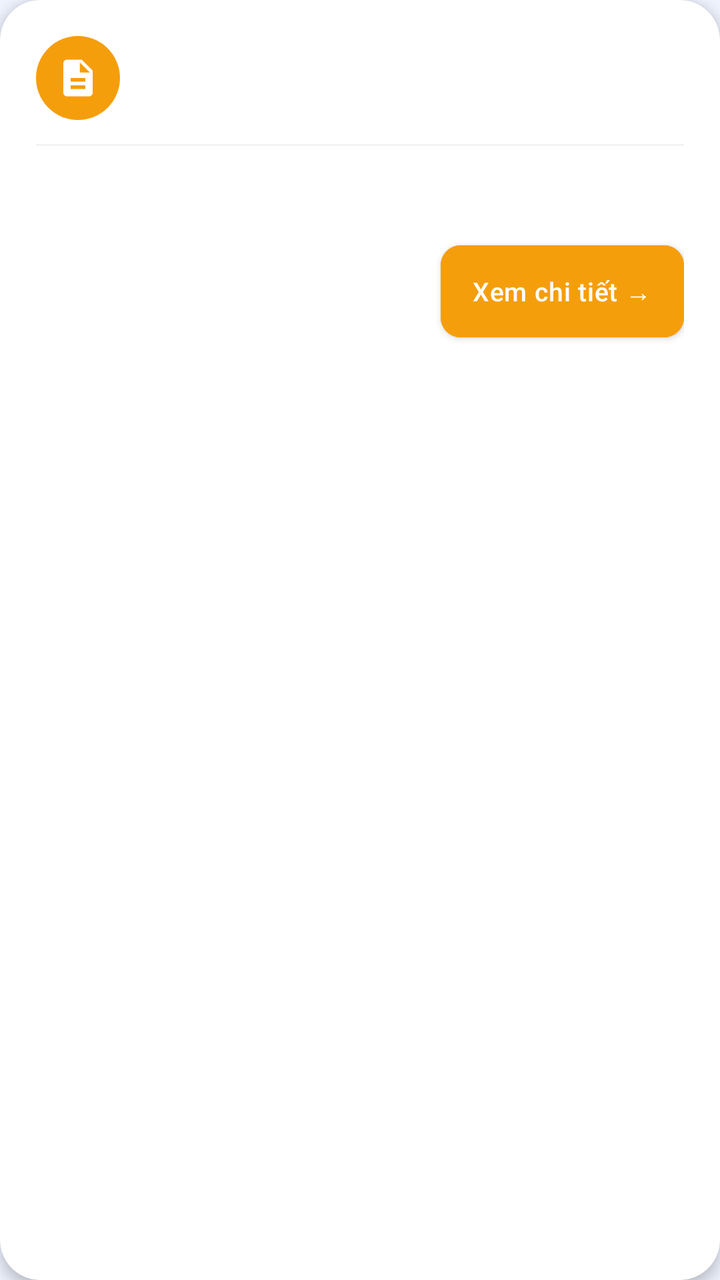
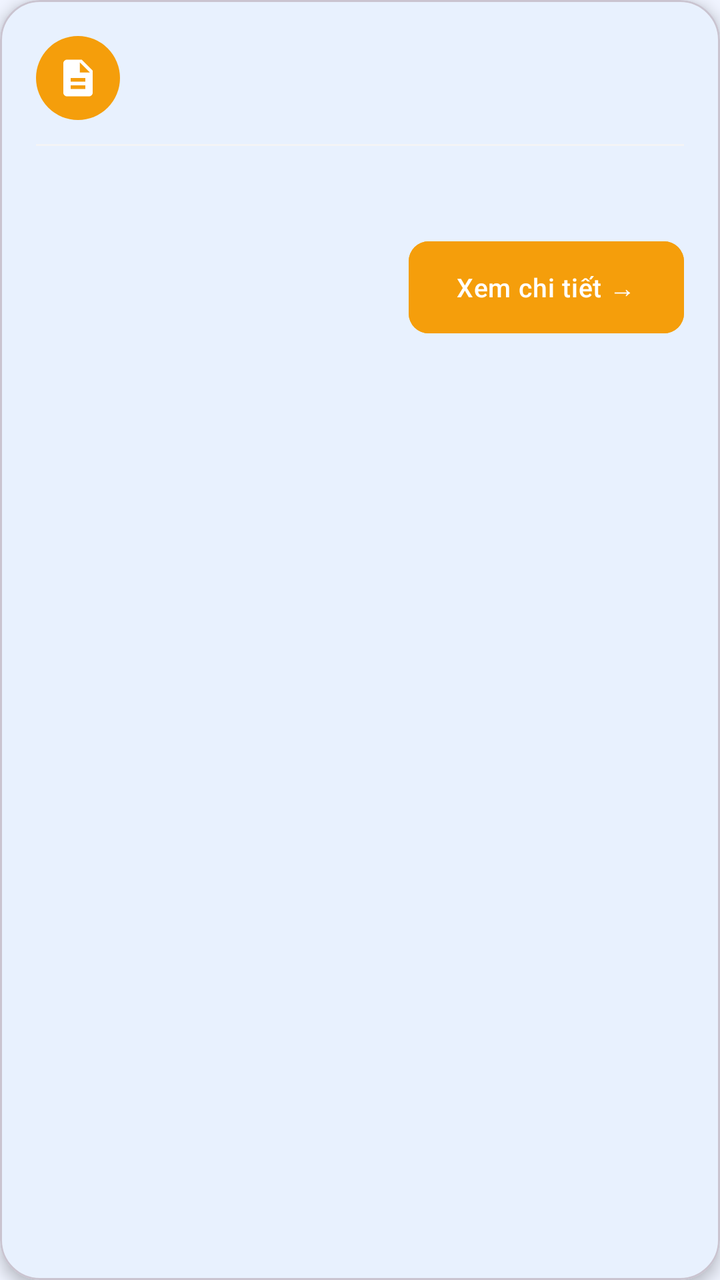

Screens rendered from an Android XML layout before and after an edit, with the pre-edit source and the edit as a unified diff.
<!-- AndroidManifest.xml: application theme Theme.UniCare -->
<!-- res/layout/item_record.xml -->
<?xml version="1.0" encoding="utf-8"?>
<androidx.cardview.widget.CardView xmlns:android="http://schemas.android.com/apk/res/android"
    xmlns:app="http://schemas.android.com/apk/res-auto"
    android:layout_width="match_parent"
    android:layout_height="wrap_content"
    android:layout_marginHorizontal="16dp"
    android:layout_marginVertical="6dp"
    app:cardCornerRadius="20dp"
    app:cardElevation="4dp"
    app:cardBackgroundColor="#FFFFFF">

    <LinearLayout
        android:layout_width="match_parent"
        android:layout_height="wrap_content"
        android:orientation="vertical"
        android:padding="18dp">

        
        <LinearLayout
            android:layout_width="match_parent"
            android:layout_height="wrap_content"
            android:gravity="center_vertical"
            android:orientation="horizontal">

            <LinearLayout
                android:layout_width="42dp"
                android:layout_height="42dp"
                android:background="@drawable/bg_icon_circle_amber"
                android:gravity="center">
                <ImageView
                    android:layout_width="22dp"
                    android:layout_height="22dp"
                    android:src="@drawable/ic_medical_record"
                    android:contentDescription="Hồ sơ bệnh án"/>
            </LinearLayout>

            <LinearLayout
                android:layout_width="0dp"
                android:layout_height="wrap_content"
                android:layout_weight="1"
                android:layout_marginStart="12dp"
                android:orientation="vertical">

                <TextView
                    android:id="@+id/txtTitle"
                    android:layout_width="match_parent"
                    android:layout_height="wrap_content"
                    android:textColor="#1A1A2E"
                    android:textSize="15sp"
                    android:textStyle="bold"
                    android:maxLines="2"
                    android:ellipsize="end"/>
            </LinearLayout>
        </LinearLayout>

        
        <View
            android:layout_width="match_parent"
            android:layout_height="1dp"
            android:layout_marginVertical="12dp"
            android:background="#F3F4F6"/>

        
        <TextView
            android:id="@+id/txtInfo"
            android:layout_width="match_parent"
            android:layout_height="wrap_content"
            android:textColor="#6B7280"
            android:textSize="13sp"
            android:lineSpacingMultiplier="1.5"/>

        
        <com.google.android.material.button.MaterialButton
            android:id="@+id/btnDetail"
            android:layout_width="wrap_content"
            android:layout_height="wrap_content"
            android:layout_gravity="end"
            android:layout_marginTop="14dp"
            android:text="Xem chi tiết →"
            android:textSize="13sp"
            android:textAllCaps="false"
            android:minHeight="40dp"
            style="@style/Widget.UniCare.Button"
            android:backgroundTint="#F59E0B"
            app:cornerRadius="10dp"/>
    </LinearLayout>
</androidx.cardview.widget.CardView>
<!-- resources referenced by this layout -->
<resources>
  <!-- drawable bg_icon_circle_amber (drawable) -->
  <?xml version="1.0" encoding="utf-8"?>
  <shape xmlns:android="http://schemas.android.com/apk/res/android">
      <solid android:color="#F59E0B"/>
      <corners android:radius="100dp"/>
  </shape>
  <!-- drawable ic_medical_record (drawable) -->
  <?xml version="1.0" encoding="utf-8"?>
  <vector xmlns:android="http://schemas.android.com/apk/res/android"
      android:width="24dp"
      android:height="24dp"
      android:viewportWidth="24"
      android:viewportHeight="24">
      <path
          android:fillColor="@android:color/white"
          android:pathData="M14,2H6C4.9,2 4,2.9 4,4v16c0,1.1 0.9,2 2,2h12c1.1,0 2,-0.9 2,-2V8l-6,-6zM16,18H8v-2h8v2zM16,14H8v-2h8v2zM13,9V3.5L18.5,9H13z"/>
  </vector>
  <style name="Widget.UniCare.Button" parent="Widget.MaterialComponents.Button">
          <item name="android:paddingTop">14dp</item>
          <item name="android:paddingBottom">14dp</item>
          <item name="android:textSize">16sp</item>
          <item name="android:letterSpacing">0.02</item>
          <item name="android:textAllCaps">false</item>
          <item name="cornerRadius">14dp</item>
          <item name="backgroundTint">#0D6EFD</item>
          <item name="elevation">2dp</item>
      </style>
  <style name="Theme.UniCare" parent="Theme.MaterialComponents.DayNight.NoActionBar">
          
          <item name="colorPrimary">#0D6EFD</item>
          <item name="colorPrimaryVariant">#0852C8</item>
          <item name="colorOnPrimary">#FFFFFF</item>
          
          <item name="colorSecondary">#00C4A7</item>
          <item name="colorSecondaryVariant">#00A089</item>
          <item name="colorOnSecondary">#FFFFFF</item>
          
          <item name="colorSurface">#FFFFFF</item>
          <item name="colorOnSurface">#1A1A2E</item>
          
          <item name="android:colorBackground">#F0F4FF</item>
          
          <item name="android:statusBarColor">#0852C8</item>
          <item name="android:windowLightStatusBar">false</item>
          <item name="android:navigationBarColor">#FFFFFF</item>
          <item name="android:windowLightNavigationBar">true</item>
          
          <item name="materialButtonStyle">@style/Widget.UniCare.Button</item>
          <item name="textInputStyle">@style/Widget.UniCare.TextInputLayout</item>
      </style>
  <style name="Widget.UniCare.TextInputLayout" parent="Widget.MaterialComponents.TextInputLayout.OutlinedBox">
          <item name="boxCornerRadiusBottomEnd">12dp</item>
          <item name="boxCornerRadiusBottomStart">12dp</item>
          <item name="boxCornerRadiusTopEnd">12dp</item>
          <item name="boxCornerRadiusTopStart">12dp</item>
          <item name="boxStrokeColor">#CBD5F5</item>
          <item name="hintTextColor">#6B7280</item>
      </style>
</resources>

<!-- the commit's change to res/layout/item_record.xml (unified diff, before → after) -->
@@ -1,87 +1,28 @@
-<?xml version="1.0" encoding="utf-8"?>
-<androidx.cardview.widget.CardView xmlns:android="http://schemas.android.com/apk/res/android"
-    xmlns:app="http://schemas.android.com/apk/res-auto"
-    android:layout_width="match_parent"
-    android:layout_height="wrap_content"
-    android:layout_marginHorizontal="16dp"
-    android:layout_marginVertical="6dp"
-    app:cardCornerRadius="20dp"
-    app:cardElevation="4dp"
-    app:cardBackgroundColor="#FFFFFF">
+<?xml version='1.0' encoding='utf-8'?>
+<com.google.android.material.card.MaterialCardView xmlns:android="http://schemas.android.com/apk/res/android" xmlns:app="http://schemas.android.com/apk/res-auto" android:layout_width="match_parent" android:layout_height="wrap_content" android:layout_marginHorizontal="16dp" android:layout_marginVertical="6dp" app:cardCornerRadius="20dp" app:cardElevation="4dp" app:cardBackgroundColor="#FFFFFF">
 
-    <LinearLayout
-        android:layout_width="match_parent"
-        android:layout_height="wrap_content"
-        android:orientation="vertical"
-        android:padding="18dp">
+    <LinearLayout android:layout_width="match_parent" android:layout_height="wrap_content" android:orientation="vertical" android:padding="18dp">
 
         
-        <LinearLayout
-            android:layout_width="match_parent"
-            android:layout_height="wrap_content"
-            android:gravity="center_vertical"
-            android:orientation="horizontal">
+        <LinearLayout android:layout_width="match_parent" android:layout_height="wrap_content" android:gravity="center_vertical" android:orientation="horizontal">
 
-            <LinearLayout
-                android:layout_width="42dp"
-                android:layout_height="42dp"
-                android:background="@drawable/bg_icon_circle_amber"
-                android:gravity="center">
-                <ImageView
-                    android:layout_width="22dp"
-                    android:layout_height="22dp"
-                    android:src="@drawable/ic_medical_record"
-                    android:contentDescription="Hồ sơ bệnh án"/>
+            <LinearLayout android:layout_width="42dp" android:layout_height="42dp" android:background="@drawable/bg_icon_circle_amber" android:gravity="center">
+                <ImageView android:layout_width="22dp" android:layout_height="22dp" android:src="@drawable/ic_medical_record" android:contentDescription="Hồ sơ bệnh án"/>
             </LinearLayout>
 
-            <LinearLayout
-                android:layout_width="0dp"
-                android:layout_height="wrap_content"
-                android:layout_weight="1"
-                android:layout_marginStart="12dp"
-                android:orientation="vertical">
+            <LinearLayout android:layout_width="0dp" android:layout_height="wrap_content" android:layout_weight="1" android:layout_marginStart="12dp" android:orientation="vertical">
 
-                <TextView
-                    android:id="@+id/txtTitle"
-                    android:layout_width="match_parent"
-                    android:layout_height="wrap_content"
-                    android:textColor="#1A1A2E"
-                    android:textSize="15sp"
-                    android:textStyle="bold"
-                    android:maxLines="2"
-                    android:ellipsize="end"/>
+                <TextView android:id="@+id/txtTitle" android:layout_width="match_parent" android:layout_height="wrap_content" android:textColor="#1A1A2E" android:textSize="15sp" android:textStyle="bold" android:maxLines="2" android:ellipsize="end"/>
             </LinearLayout>
         </LinearLayout>
 
         
-        <View
-            android:layout_width="match_parent"
-            android:layout_height="1dp"
-            android:layout_marginVertical="12dp"
-            android:background="#F3F4F6"/>
+        <View android:layout_width="match_parent" android:layout_height="1dp" android:layout_marginVertical="12dp" android:background="#F3F4F6"/>
 
         
-        <TextView
-            android:id="@+id/txtInfo"
-            android:layout_width="match_parent"
-            android:layout_height="wrap_content"
-            android:textColor="#6B7280"
-            android:textSize="13sp"
-            android:lineSpacingMultiplier="1.5"/>
+        <TextView android:id="@+id/txtInfo" android:layout_width="match_parent" android:layout_height="wrap_content" android:textColor="#6B7280" android:textSize="13sp" android:lineSpacingMultiplier="1.5"/>
 
         
-        <com.google.android.material.button.MaterialButton
-            android:id="@+id/btnDetail"
-            android:layout_width="wrap_content"
-            android:layout_height="wrap_content"
-            android:layout_gravity="end"
-            android:layout_marginTop="14dp"
-            android:text="Xem chi tiết →"
-            android:textSize="13sp"
-            android:textAllCaps="false"
-            android:minHeight="40dp"
-            style="@style/Widget.UniCare.Button"
-            android:backgroundTint="#F59E0B"
-            app:cornerRadius="10dp"/>
+        <com.google.android.material.button.MaterialButton android:id="@+id/btnDetail" android:layout_width="wrap_content" android:layout_height="wrap_content" android:layout_gravity="end" android:layout_marginTop="14dp" android:text="Xem chi tiết →" android:textSize="13sp" android:textAllCaps="false" android:minHeight="40dp" style="@style/Widget.UniCare.Button" android:backgroundTint="#F59E0B" app:cornerRadius="10dp"/>
     </LinearLayout>
-</androidx.cardview.widget.CardView>
+</com.google.android.material.card.MaterialCardView>
<!-- resource entries referenced after the edit -->
@@ -17,7 +17,7 @@
           android:fillColor="@android:color/white"
           android:pathData="M14,2H6C4.9,2 4,2.9 4,4v16c0,1.1 0.9,2 2,2h12c1.1,0 2,-0.9 2,-2V8l-6,-6zM16,18H8v-2h8v2zM16,14H8v-2h8v2zM13,9V3.5L18.5,9H13z"/>
   </vector>
-  <style name="Widget.UniCare.Button" parent="Widget.MaterialComponents.Button">
+  <style name="Widget.UniCare.Button" parent="Widget.Material3.Button">
           <item name="android:paddingTop">14dp</item>
           <item name="android:paddingBottom">14dp</item>
           <item name="android:textSize">16sp</item>
@@ -27,7 +27,7 @@
           <item name="backgroundTint">#0D6EFD</item>
           <item name="elevation">2dp</item>
       </style>
-  <style name="Theme.UniCare" parent="Theme.MaterialComponents.DayNight.NoActionBar">
+  <style name="Theme.UniCare" parent="Theme.Material3.DayNight.NoActionBar">
           
           <item name="colorPrimary">#0D6EFD</item>
           <item name="colorPrimaryVariant">#0852C8</item>
@@ -50,7 +50,7 @@
           <item name="materialButtonStyle">@style/Widget.UniCare.Button</item>
           <item name="textInputStyle">@style/Widget.UniCare.TextInputLayout</item>
       </style>
-  <style name="Widget.UniCare.TextInputLayout" parent="Widget.MaterialComponents.TextInputLayout.OutlinedBox">
+  <style name="Widget.UniCare.TextInputLayout" parent="Widget.Material3.TextInputLayout.OutlinedBox">
           <item name="boxCornerRadiusBottomEnd">12dp</item>
           <item name="boxCornerRadiusBottomStart">12dp</item>
           <item name="boxCornerRadiusTopEnd">12dp</item>
